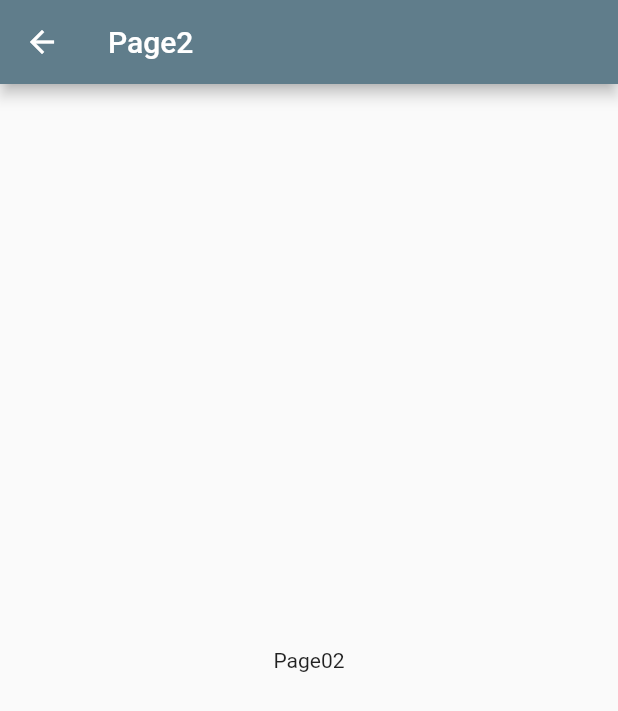
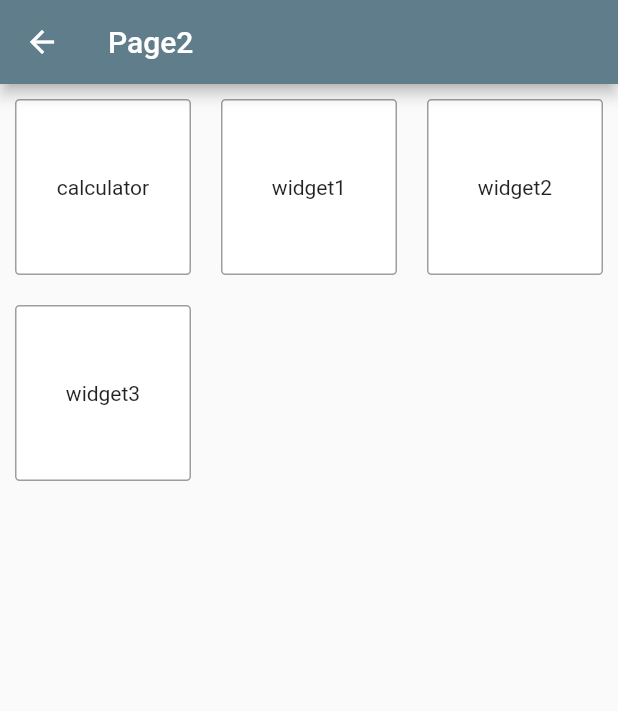
Before and after one commit to Ruila/flutter-game, a Flutter app: the PageTest screen opened directly, on a phone screen of 412 x 824 dp. Shown: the top 711 px of the screen. Run offline on Flutter 3.47's test engine with Material 2 defaults, Android fonts, the phone set to English and light mode, and no system bars.

Commit message:
add page of selecting widget

```diff
--- a/boxgame/lib/pages/page2.dart
+++ b/boxgame/lib/pages/page2.dart
@@ -1,14 +1,51 @@
+import 'package:boxgame/type/widgetItem.dart';
 import 'package:flutter/material.dart';
+
+import 'calculator.dart';
 
 class PageTest extends StatelessWidget {
   const PageTest({Key? key}) : super(key: key);
-
+  static const widgetList = ["calculator", "widget1", "widget2", "widget3"];
   @override
   Widget build(BuildContext context) {
     return Scaffold(
-        appBar: AppBar(title: const Text("Page2")),
-        body: const Center(
-          child: Text('Page02'),
-        ));
+        appBar: AppBar(title: const Text("Page2")), body: _wigetBox(context));
+  }
+
+  Widget _wigetBox(BuildContext context) {
+    return GridView.count(
+        // Create a grid with 2 columns. If you change the scrollDirection to
+        // horizontal, this produces 2 rows.
+        crossAxisCount: 3,
+        // Generate 100 widgets that display their index in the List.
+        children: List.generate(widgetList.length, (index) {
+          var flag = false;
+          return GestureDetector(
+            onTapDown: (value) {
+              var whoami = widgetList[index];
+              ChosePage(context, whoami);
+            },
+            child: Container(
+              decoration: BoxDecoration(
+                color: flag ? Colors.amber : Colors.white,
+                border: Border.all(width: 1, color: Colors.black38),
+                borderRadius: const BorderRadius.all(Radius.circular(3)),
+              ),
+              margin: const EdgeInsets.all(10),
+              child: Center(
+                child: Text(widgetList[index]),
+              ),
+            ),
+          );
+        }));
+  }
+
+  ChosePage(BuildContext context, String whoami) {
+    if (whoami == "calculator") {
+      Navigator.push(
+          context, MaterialPageRoute(builder: (context) => const Calculator()));
+    } else {
+      print('You pressed me $whoami');
+    }
   }
 }
--- /dev/null
+++ b/boxgame/lib/type/widgetItem.dart
@@ -0,0 +1,4 @@
+class WidgetItem {
+  String name;
+  WidgetItem(this.name);
+}
```
Also changed, not shown: boxgame/lib/pages/calculator.dart (added, +32 -0 lines), boxgame/pubspec.lock, 2 other files.
